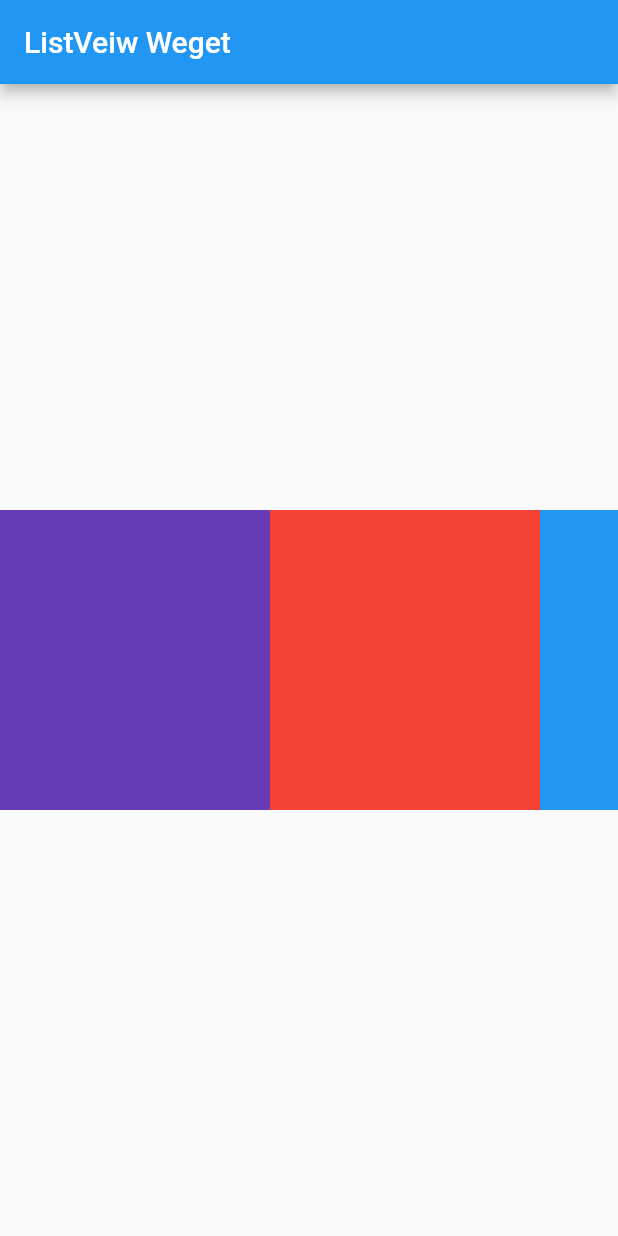
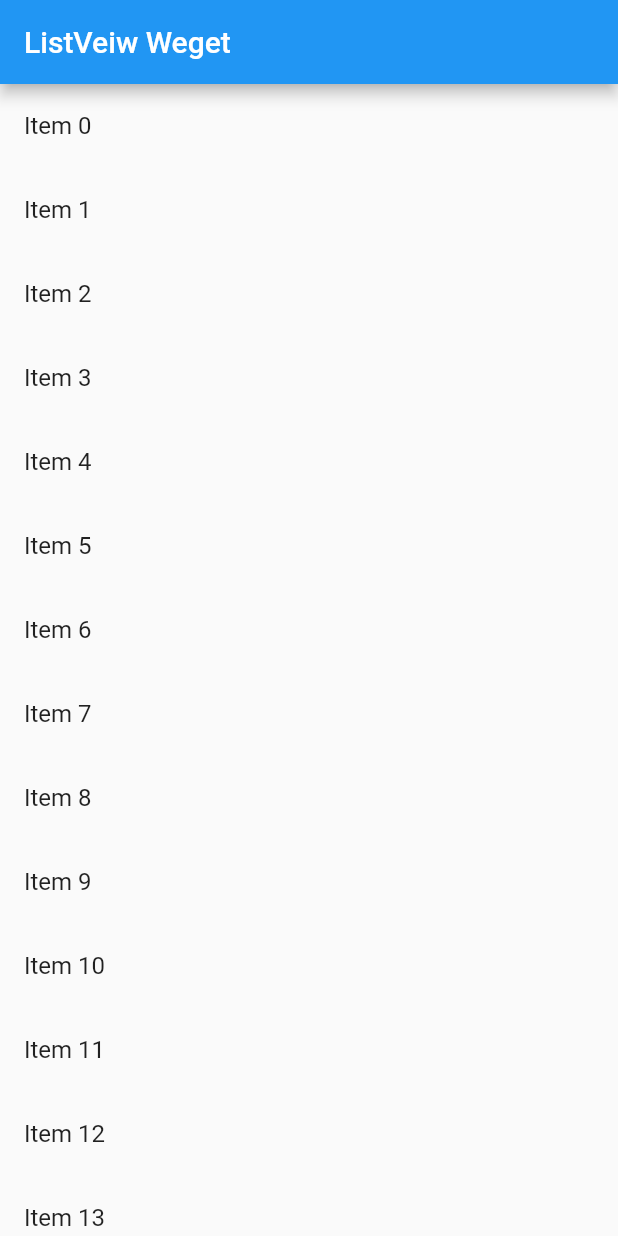
Before and after one commit to fqj102/flutter_study, a Flutter app: the screen it shows after launch, on a phone screen of 412 x 824 dp. Run offline on Flutter 3.47's test engine with Material 2 defaults, Android fonts, the phone set to English and light mode, and no system bars.

Commit message:
동적으로 ListView 생성

```diff
--- a/lib/main.dart
+++ b/lib/main.dart
@@ -1,18 +1,27 @@
 import 'package:flutter/material.dart';
-void main() => runApp(MyApp());
+
+void main()=> runApp(MyApp(
+  items:List<String>.generate(1000,(i) => "Item $i")
+));
+
 
 class MyApp extends StatelessWidget{
+  final List<String> items;
+  MyApp({Key key,@required this.items}):super(key:key);
+
   @override
   Widget build(BuildContext context) {
     return MaterialApp(
       title: 'welcome',
       home: Scaffold(
         appBar: new AppBar(title:new Text('ListVeiw Weget')),
-        body: Center (
-          child: Container(
-            height: 200.0,
-            child: new MyList(),
-          )
+        body: new ListView.builder(
+          itemCount:items.length,
+          itemBuilder: (context,index){
+            return new ListTile(
+              title: new Text('${items[index]}'),
+            );
+          },
         )
       ),
     );
@@ -23,28 +32,17 @@ class MyApp extends StatelessWidget{
 class MyList extends StatelessWidget {
   @override
   Widget build(BuildContext context) {
-    return new ListView(
-      scrollDirection: Axis.horizontal,
-      children: <Widget>[
-        new Container(
-            width: 180,
-            color:Colors.deepPurple
-        ),
-        new Container(
-            width: 180,
-            color:Colors.red
-        ), new Container(
-            width: 180,
-            color:Colors.blue
-        ), new Container(
-            width: 180,
-            color:Colors.lightBlue
-        ),
-        new Container(
-            width: 180,
-            color:Colors.deepOrange
+      return MaterialApp(
+      title:'Flutter Demo',
+        home:Scaffold(
+          appBar:new AppBar(title: new Text('ListView Widget')),
+          body:Center(
+            child: Container(
+              height: 200.0,
+              child: MyList(),
+            ),
+          )
         )
-      ],
     );
   }
 
```
